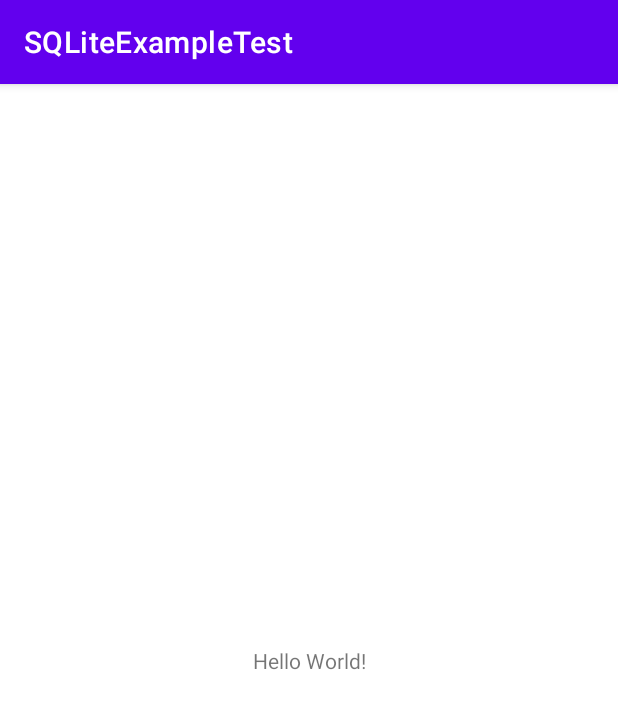
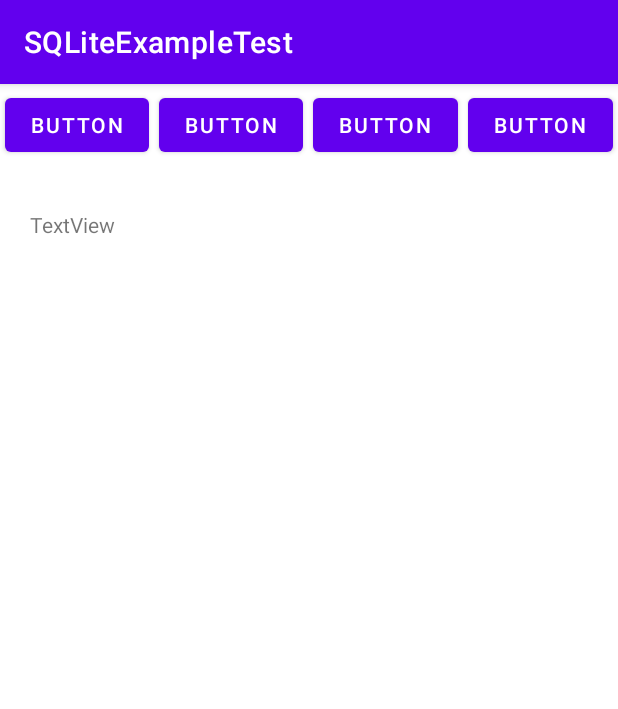
Before and after one commit to Enterprise09/Univ_SQLiteExampleTest, an Android app: the screen it shows after launch (MainActivity), on a phone screen of 412 x 824 dp. Shown: the top 709 px of the screen. Run offline under Robolectric (Android 15) with nearby library versions, the phone set to English and light mode, and no system bars.

Commit message:
Design main xml

```diff
--- a/app/src/main/res/layout/activity_main.xml
+++ b/app/src/main/res/layout/activity_main.xml
@@ -7,13 +7,56 @@
     android:layout_height="match_parent"
     tools:context=".MainActivity">
 
+    <LinearLayout
+        android:id="@+id/linearLayout2"
+        android:layout_width="match_parent"
+        android:layout_height="wrap_content"
+        android:orientation="horizontal"
+        app:layout_constraintEnd_toEndOf="parent"
+        app:layout_constraintStart_toStartOf="parent"
+        app:layout_constraintTop_toTopOf="parent">
+
+        <Button
+            android:id="@+id/button6"
+            android:layout_width="wrap_content"
+            android:layout_height="wrap_content"
+            android:layout_margin="3dp"
+            android:layout_weight="1"
+            android:text="Button" />
+
+        <Button
+            android:id="@+id/button7"
+            android:layout_width="wrap_content"
+            android:layout_height="wrap_content"
+            android:layout_margin="3dp"
+            android:layout_weight="1"
+            android:text="Button" />
+
+        <Button
+            android:id="@+id/button8"
+            android:layout_width="wrap_content"
+            android:layout_height="wrap_content"
+            android:layout_margin="3dp"
+            android:layout_weight="1"
+            android:text="Button" />
+
+        <Button
+            android:id="@+id/button9"
+            android:layout_width="wrap_content"
+            android:layout_height="wrap_content"
+            android:layout_margin="3dp"
+            android:layout_weight="1"
+            android:text="Button" />
+    </LinearLayout>
+
     <TextView
-        android:layout_width="wrap_content"
-        android:layout_height="wrap_content"
-        android:text="Hello World!"
+        android:id="@+id/textView"
+        android:layout_width="match_parent"
+        android:layout_height="600dp"
+        android:layout_margin="20dp"
+        android:text="TextView"
         app:layout_constraintBottom_toBottomOf="parent"
-        app:layout_constraintLeft_toLeftOf="parent"
-        app:layout_constraintRight_toRightOf="parent"
+        app:layout_constraintEnd_toEndOf="parent"
+        app:layout_constraintStart_toStartOf="@+id/linearLayout2"
         app:layout_constraintTop_toTopOf="parent" />
-
 </androidx.constraintlayout.widget.ConstraintLayout>
```
